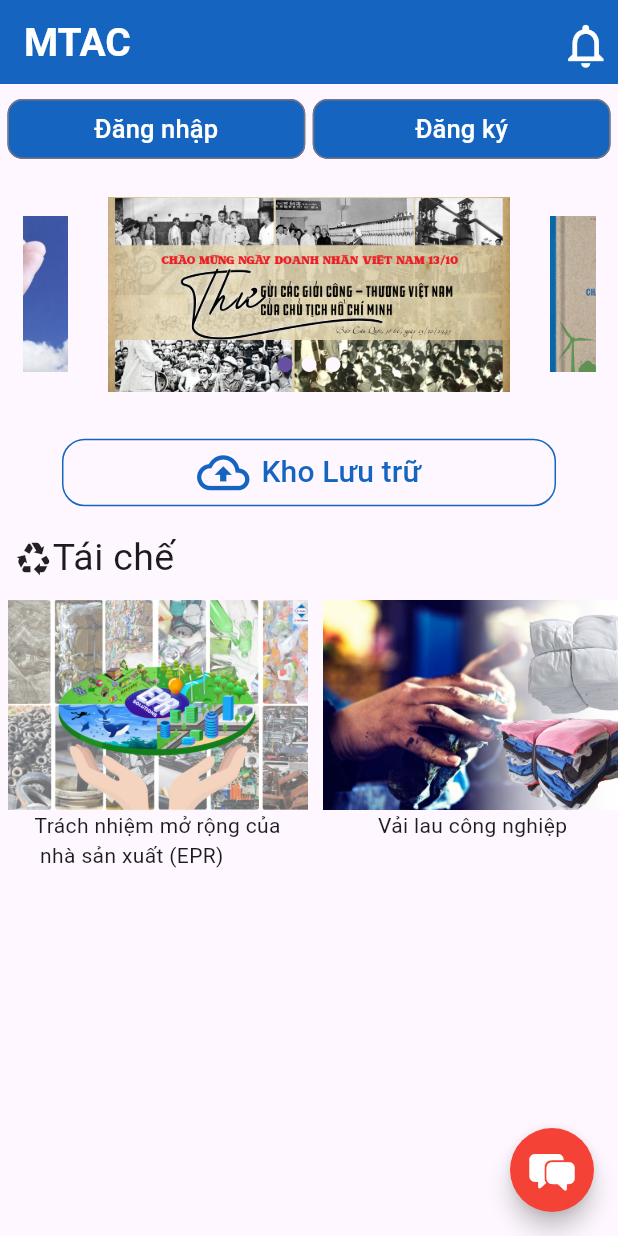
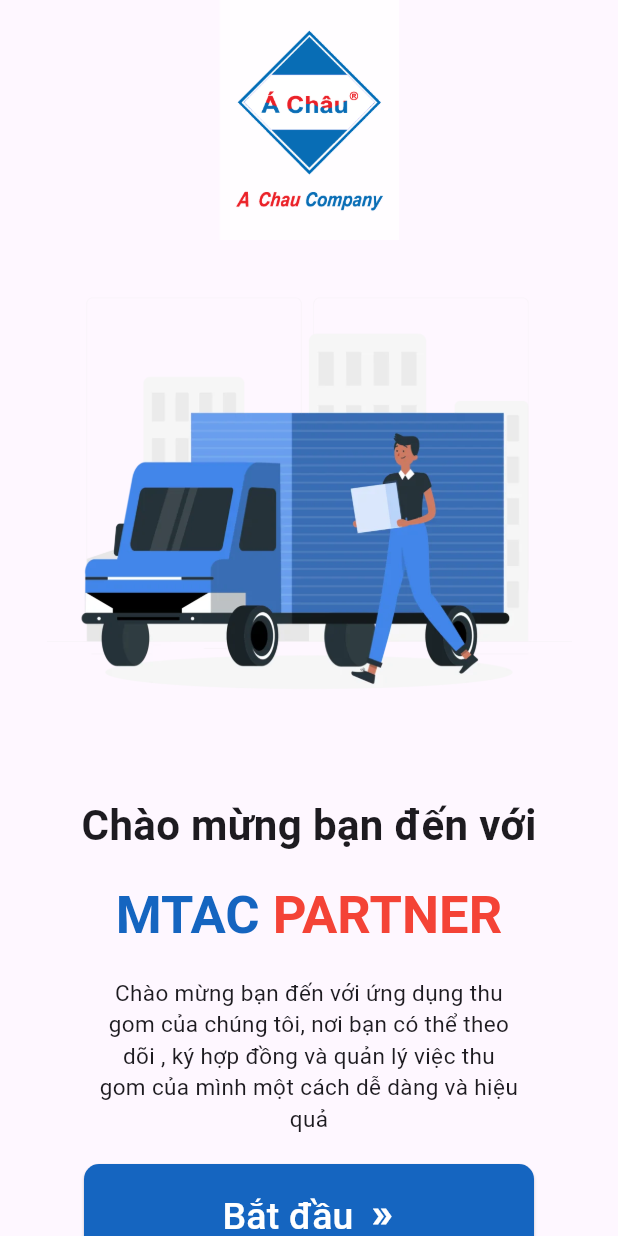
Before and after one commit to AnhKhoadn/mtac_app_eg, a Flutter app: the screen it shows after launch, on a phone screen of 412 x 824 dp. Run offline on Flutter 3.47's test engine with Material 3 defaults, Android fonts, the phone set to English and light mode, and no system bars; our stand-ins replace flutter_swiper_view; Roboto replaces fonts that are missing (Arial).

Commit message:
add introduction page

```diff
--- a/lib/buttons/login_register_button.dart
+++ b/lib/buttons/login_register_button.dart
@@ -14,7 +14,7 @@
                 flex: 1,
                 child: OutlinedButton(
                   onPressed: () {
-                    Navigator.pushNamed(context, '/login_page');
+                    Navigator.pushReplacementNamed(context, '/login_page');
                   },
                   style: OutlinedButton.styleFrom(
                     backgroundColor: const Color(0xFF1565C0),
@@ -32,7 +32,7 @@
                 flex: 1,
                 child: OutlinedButton(
                   onPressed: () {
-                    Navigator.pushNamed(context, '/register_page');
+                    Navigator.pushReplacementNamed(context, '/register_page');
                   },
                   style: OutlinedButton.styleFrom(
                     backgroundColor: const Color(0xFF1565C0),
@@ -46,6 +46,7 @@
                   ),
                 ))
           ],
-        ));
+        )
+    );
   }
 }
--- a/lib/image_slider/home_page_image_slider.dart
+++ b/lib/image_slider/home_page_image_slider.dart
@@ -29,7 +29,6 @@
             fit: BoxFit.cover
           );
         },
-        pagination: const SwiperPagination(),
         viewportFraction: 0.7,
         scale: 0.8,
       ),
--- a/lib/main.dart
+++ b/lib/main.dart
@@ -1,6 +1,7 @@
 import 'package:flutter/material.dart';
 import 'package:mtac_app_eg/pages/archive_page.dart';
 import 'package:mtac_app_eg/pages/chat_page.dart';
+import 'package:mtac_app_eg/pages/intro_page.dart';
 import 'package:mtac_app_eg/pages/login_page.dart';
 import 'package:mtac_app_eg/pages/notification_page.dart';
 import 'package:mtac_app_eg/pages/register_page.dart';
@@ -18,7 +19,7 @@
   Widget build(BuildContext context) {
     return MaterialApp(
       debugShowCheckedModeBanner: false,
-      home: const HomePage(),
+      home: const IntroPage(),
       theme: ThemeData(
         fontFamily: 'Arial',
         appBarTheme: const AppBarTheme(
@@ -28,6 +29,7 @@
         )
       ),
       routes: {
+        '/intro_page':(context) => const IntroPage(),
         '/home_page':(context) => const HomePage(),
         '/notification_page':(context) => const NotificationPage(),
         '/chat_page':(context) => const ChatPage(),
--- /dev/null
+++ b/lib/pages/intro_page.dart
@@ -0,0 +1,84 @@
+import 'package:flutter/material.dart';
+
+class IntroPage extends StatelessWidget {
+  const IntroPage({super.key});
+
+  @override
+  Widget build(BuildContext context) {
+    return Scaffold(
+      body: SafeArea(
+        child: Column(
+          children: [
+            Center(
+              child: SizedBox(
+                height: 160,
+                width: 160,
+                child: Image.asset('lib/images/logo_nhan_dien_MTAC.png'),
+              ),
+            ),
+            SizedBox(
+                height: 350, width: 450, child: Image.asset('lib/images/intro_page_image.png')),
+            const SizedBox(height: 20),
+            const Text(
+              'Chào mừng bạn đến với',
+              style: TextStyle(fontSize: 28, fontWeight: FontWeight.bold),
+            ),
+            const SizedBox(height: 20),
+            RichText(
+              text: const TextSpan(children: [
+                TextSpan(
+                    text: 'MTAC ',
+                    style: TextStyle(
+                        fontSize: 35, fontWeight: FontWeight.bold, color: Color(0xFF1565C0))),
+                TextSpan(
+                    text: 'PARTNER',
+                    style: TextStyle(
+                        fontSize: 35, fontWeight: FontWeight.bold, color: Color(0xFFF44336))),
+              ]),
+            ),
+            const SizedBox(height: 20),
+            const Padding(
+              padding: EdgeInsets.symmetric(horizontal: 65),
+              child: Text(
+                'Chào mừng bạn đến với ứng dụng thu gom của chúng tôi, nơi bạn có thể theo dõi , ký hợp đồng và quản lý việc thu gom của mình một cách dễ dàng và hiệu quả ',
+                textAlign: TextAlign.center,
+                style: TextStyle(
+                  fontSize: 15,
+                ),
+              ),
+            ),
+            const SizedBox(height: 20),
+            SizedBox(
+              height: 70,
+              width: 300,
+              child: ElevatedButton(
+                  onPressed: () {
+                    Navigator.pushReplacementNamed(context, '/home_page');
+                  },
+                  style: ElevatedButton.styleFrom(
+                    backgroundColor: const Color(0xFF1565C0),
+                    shape: RoundedRectangleBorder(
+                      borderRadius: BorderRadius.circular(10),
+                    ),
+                  ),
+                  child: const Row(
+                    mainAxisAlignment: MainAxisAlignment.center,
+                    children: [
+                      Text(
+                        'Bắt đầu',
+                        style: TextStyle(fontSize: 25, color: Colors.white),
+                      ),
+                      SizedBox(width: 10),
+                      Icon(
+                        Icons.double_arrow,
+                        color: Colors.white,
+                      )
+                    ],
+                  )),
+            )
+          ],
+        ),
+      ),
+    );
+  }
+}
--- a/lib/pages/login_page.dart
+++ b/lib/pages/login_page.dart
@@ -1,6 +1,5 @@
 import 'package:flutter/cupertino.dart';
 import 'package:flutter/material.dart';
-import 'package:flutter/widgets.dart';
 
 class LoginPage extends StatelessWidget {
   const LoginPage({super.key});
@@ -11,7 +10,7 @@
         appBar: AppBar(
           leading: IconButton(
             onPressed: (){
-              Navigator.pushNamed(context, '/home_page');
+              Navigator.pushReplacementNamed(context, '/home_page');
             },
             icon: const Icon(CupertinoIcons.xmark),
           ),
@@ -83,7 +82,7 @@
                     const Text('Chưa có tài khoản?  ', style: TextStyle(color: Colors.black, fontSize: 20),),
                     GestureDetector(
                       onTap: () {
-                        Navigator.pushNamed(context, '/register_page');
+                        Navigator.pushReplacementNamed(context, '/register_page');
                       },
                       child: const Text(
                         'Đăng ký',
--- a/lib/pages/register_page.dart
+++ b/lib/pages/register_page.dart
@@ -10,7 +10,7 @@
         appBar: AppBar(
           leading: IconButton(
             onPressed: (){
-              Navigator.pushNamed(context, '/home_page');
+              Navigator.pushReplacementNamed(context, '/home_page');
             },
             icon: const Icon(CupertinoIcons.xmark),
           ),
@@ -84,7 +84,7 @@
                     const Text('Đã có tài khoản?  ', style: TextStyle(color: Colors.black, fontSize: 20),),
                     GestureDetector(
                       onTap: () {
-                        Navigator.pushNamed(context, '/login_page');
+                        Navigator.pushReplacementNamed(context, '/login_page');
                       },
                       child: const Text(
                         'Đăng nhậṕ',
```
Also changed, not shown: lib/images/intro_page_image.png (added).
